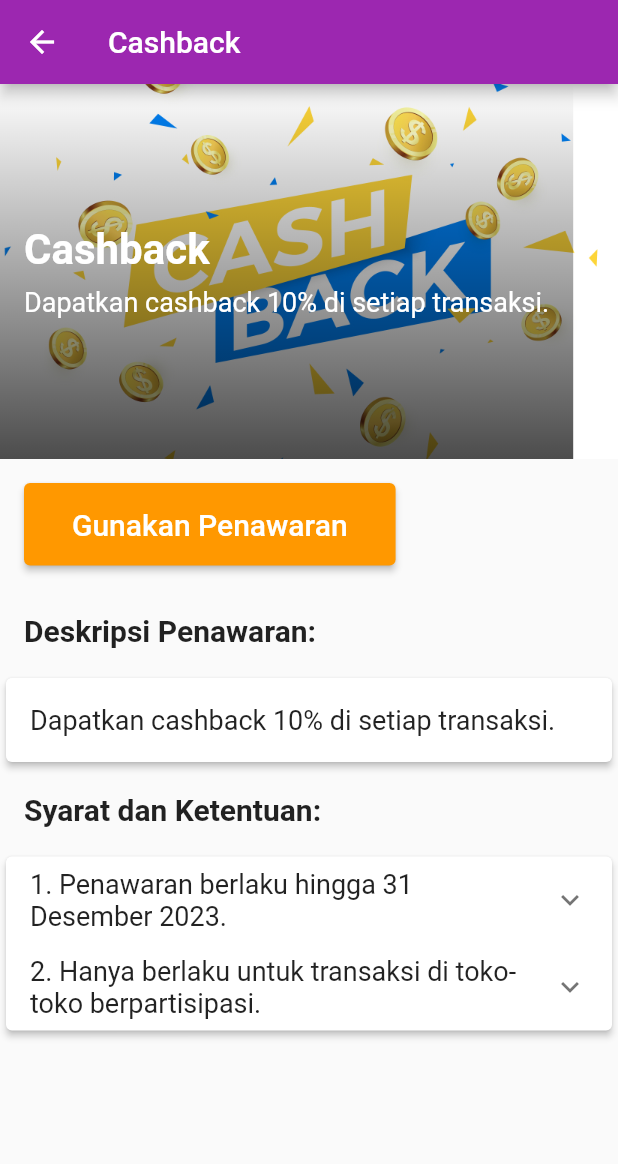
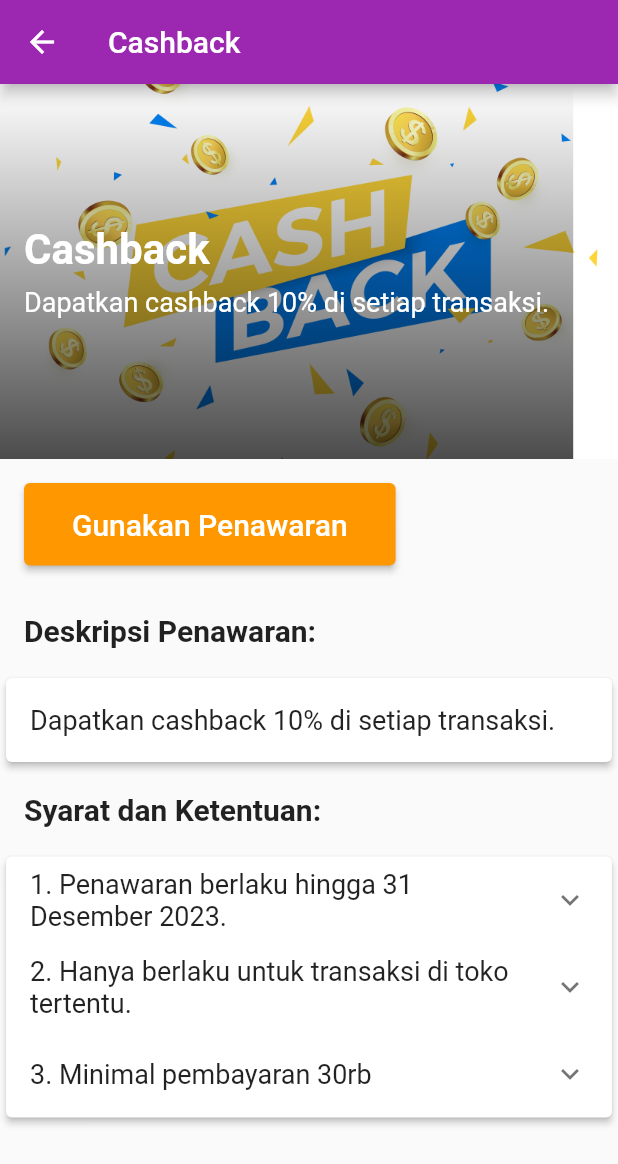
Before and after one commit to TOPIC8MallLoyaltyMemberShopNEarn/shopnearn_app, a Flutter app: the CashbackScreen screen opened directly, on a phone screen of 412 x 824 dp. Shown: the top 1164 px of the screen. Run offline on Flutter 3.47's test engine with Material 2 defaults, Android fonts, the phone set to English and light mode, and no system bars; our stand-ins replace barcode_widget, shared_preferences; accounts and stored records are empty; Roboto replaces fonts that are missing (Montserrat).

Commit message:
Update Cashback.dart

```diff
--- a/lib/screens/Cashback.dart
+++ b/lib/screens/Cashback.dart
@@ -175,7 +175,7 @@ class CashbackScreen extends StatelessWidget {
                   ),
                   ExpansionTile(
                     title: Text(
-                      '2. Hanya berlaku untuk transaksi di toko-toko berpartisipasi.',
+                      '2. Hanya berlaku untuk transaksi di toko tertentu.',
                       style: TextStyle(
                         fontSize: 18.0,
                       ),
@@ -184,6 +184,24 @@ class CashbackScreen extends StatelessWidget {
                       ListTile(
                         title: Text(
                           'Syarat dan ketentuan tambahan berlaku.',
+                          style: TextStyle(
+                            fontSize: 18.0,
+                          ),
+                        ),
+                      ),
+                    ],
+                  ),
+                  ExpansionTile(
+                    title: Text(
+                      '3. Minimal pembayaran 30rb',
+                      style: TextStyle(
+                        fontSize: 18.0,
+                      ),
+                    ),
+                    children: <Widget>[
+                      ListTile(
+                        title: Text(
+                          'Ayo kapan lagi!',
                           style: TextStyle(
                             fontSize: 18.0,
                           ),
```
